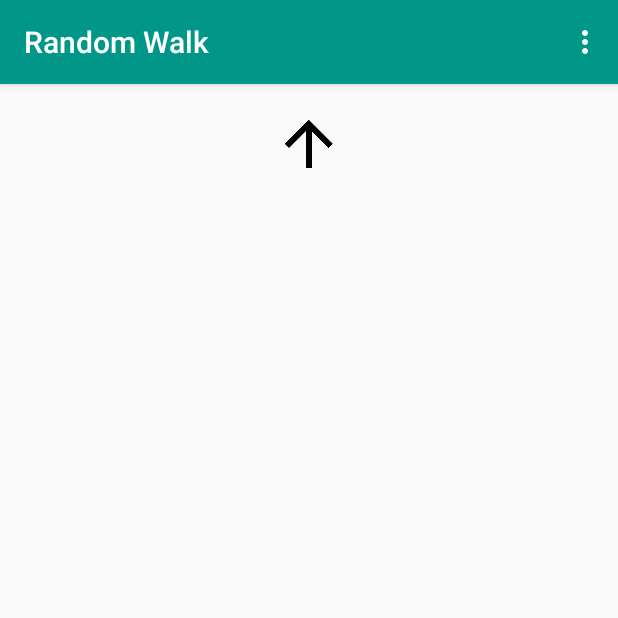
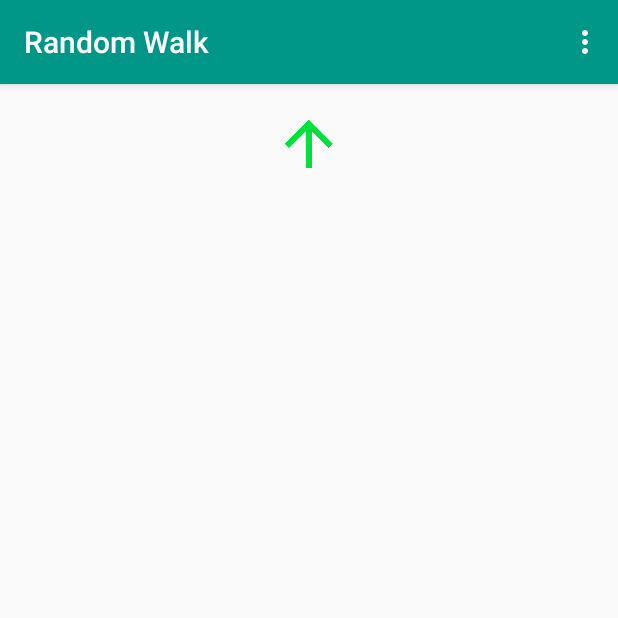
Before and after one commit to sho-87/random-walk, an Android app: the screen it shows after launch (MainActivity), after a tap on "Random Button", on a phone screen of 412 x 824 dp, the top half of it. Run offline under Robolectric (Android 15) with nearby library versions, the phone set to English and light mode, and no system bars; 3 other taps on this screen came first.

Commit message:
Set colour of chosen direction

```diff
--- a/app/src/main/java/ca/simonho/randomwalk/MainActivity.java
+++ b/app/src/main/java/ca/simonho/randomwalk/MainActivity.java
@@ -1,6 +1,5 @@
 package ca.simonho.randomwalk;
 
-import android.media.Image;
 import android.os.Bundle;
 import android.support.v7.app.AppCompatActivity;
 import android.support.v7.widget.Toolbar;
@@ -12,7 +11,7 @@ import android.widget.ImageButton;
 
 import java.util.ArrayList;
 import java.util.HashMap;
-import java.util.List;
+import java.util.Random;
 
 public class MainActivity extends AppCompatActivity implements View.OnClickListener {
 
@@ -21,10 +20,11 @@ public class MainActivity extends AppCompatActivity implements View.OnClickListe
     ImageButton leftButton;
     ImageButton rightButton;
     ImageButton randomButton;
+
+    HashMap<ImageButton, Boolean> buttonStates;
     Boolean newButtonState;
     ArrayList<ImageButton> selectedButtons;
-
-    HashMap<ImageButton, Boolean> buttonStates;
+    ImageButton randomlyChosenButton;
 
     @Override
     protected void onCreate(Bundle savedInstanceState) {
@@ -72,6 +72,10 @@ public class MainActivity extends AppCompatActivity implements View.OnClickListe
         }
     }
 
+    private void showRandomDirection(ImageButton button){
+        button.setColorFilter(getResources().getColor(R.color.buttonChosen));
+    }
+
     @Override
     public boolean onCreateOptionsMenu(Menu menu) {
         // Inflate the menu; this adds items to the action bar if it is present.
@@ -116,16 +120,26 @@ public class MainActivity extends AppCompatActivity implements View.OnClickListe
             case R.id.randomButton:
                 selectedButtons.clear();
 
-                //Get all buttons that have been selected
                 for (HashMap.Entry<ImageButton, Boolean> entry : buttonStates.entrySet()) {
+                    //Reset button colour states each click
+                    setColour(entry.getKey(), entry.getValue());
+
+                    //Get all buttons that have been selected
                     if(entry.getKey() != randomButton & entry.getValue()){
                         selectedButtons.add(entry.getKey());
                     }
                 }
 
+                //Get randomly picked direction
+                randomlyChosenButton = selectedButtons.get((new Random()).nextInt(selectedButtons.size()));
+
+                //Set chosen direction arrow colour
+                showRandomDirection(randomlyChosenButton);
+
                 for(ImageButton button:selectedButtons){
                     Log.d("Selected: ", String.valueOf(getResources().getResourceEntryName(button.getId())));
                 }
+                Log.d("Random direction: ", String.valueOf(getResources().getResourceEntryName(randomlyChosenButton.getId())));
                 Log.d("---","---");
                 break;
         }
--- a/app/src/main/res/values/colors.xml
+++ b/app/src/main/res/values/colors.xml
@@ -12,4 +12,5 @@
 
     <color name="buttonSelected">#000000</color>
     <color name="buttonNotSelected">#9f9f9f</color>
+    <color name="buttonChosen">#00e13c</color>
 </resources>
```
